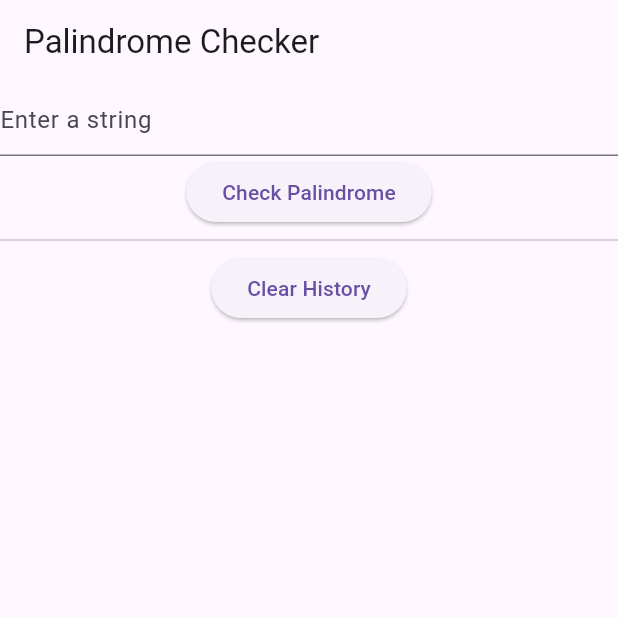
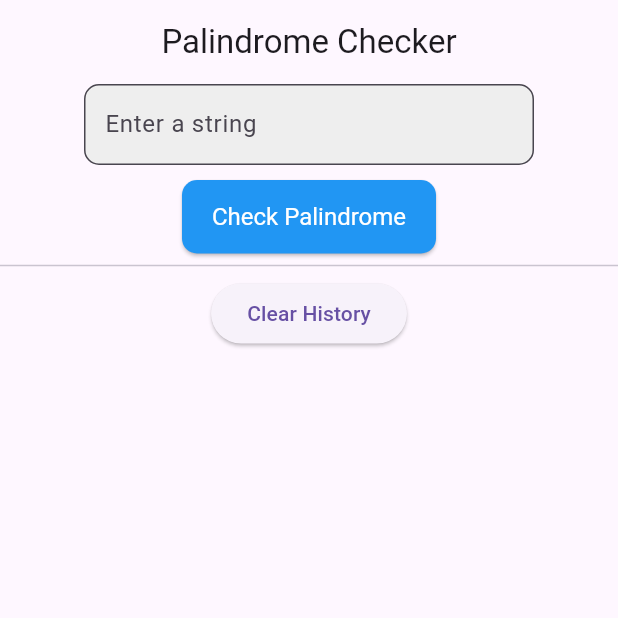
Before and after one commit to kvnok/HerFutureAssessment, a Flutter app: the screen it shows after launch, on a phone screen of 412 x 824 dp, the top half of it. Run offline on Flutter 3.47's test engine with Material 3 defaults, Android fonts, the light colour scheme and no system bars; our stand-ins replace flutter_riverpod.

Commit message:
made the inputfield abit nicer

```diff
--- a/her_future_assessment/lib/inputField.dart
+++ b/her_future_assessment/lib/inputField.dart
@@ -36,20 +36,42 @@ class _InputFieldState extends ConsumerState<InputField> {
   Widget build(BuildContext context) {
     return Column(
       children: <Widget>[
-        TextField(
-          controller: _controller,
-          decoration: const InputDecoration(
-            hintText: 'Enter a string',
+        SizedBox(
+          width: 300, // Set the desired width here
+          child: TextField(
+            controller: _controller,
+            decoration: InputDecoration(
+              hintText: 'Enter a string',
+              border: OutlineInputBorder(
+                borderRadius: BorderRadius.circular(10.0),
+              ),
+              filled: true,
+              fillColor: Colors.grey[200],
+              contentPadding: EdgeInsets.symmetric(vertical: 15.0, horizontal: 10.0),
+            ),
           ),
         ),
+        SizedBox(height: 10),
         ElevatedButton(
           onPressed: _checkPalindrome,
+          style: ElevatedButton.styleFrom(
+            backgroundColor: Colors.blue,
+            foregroundColor: Colors.white,
+            padding: EdgeInsets.symmetric(horizontal: 20, vertical: 15),
+            textStyle: TextStyle(fontSize: 16),
+            shape: RoundedRectangleBorder(
+              borderRadius: BorderRadius.circular(10.0),
+            ),
+          ),
           child: const Text('Check Palindrome'),
         ),
         if (_isPalindrome != null && _lastInput != null)
-          Text(
-            _isPalindrome! ? '✅ "$_lastInput" is a palindrome!' : '❌ "$_lastInput" is not a palindrome.',
-            style: TextStyle(color: _isPalindrome! ? Colors.green : Colors.red),
+          Padding(
+            padding: const EdgeInsets.only(top: 10.0),
+            child: Text(
+              _isPalindrome! ? '✅ "$_lastInput" is a palindrome!' : '❌ "$_lastInput" is not a palindrome.',
+              style: TextStyle(color: _isPalindrome! ? Colors.green : Colors.red),
+            ),
           ),
       ],
     );
--- a/her_future_assessment/lib/main.dart
+++ b/her_future_assessment/lib/main.dart
@@ -13,9 +13,11 @@ class MainApp extends StatelessWidget {
     return MaterialApp(
       home: Scaffold(
         appBar: AppBar(
-          title: Text('Palindrome Checker'),
+          title: Center(child: Text('Palindrome Checker')),
         ),
-        body: Column(
+        body: Center(
+          child: Column(
+            mainAxisAlignment: MainAxisAlignment.center,
             children: [
               InputField(),
               const Divider(),
@@ -23,6 +25,7 @@ class MainApp extends StatelessWidget {
                 child: HistorylistWidget(),
               ),
             ],
+          ),
         ),
       ),
     );
```
Lines whose indentation alone changed are shown as unchanged.
